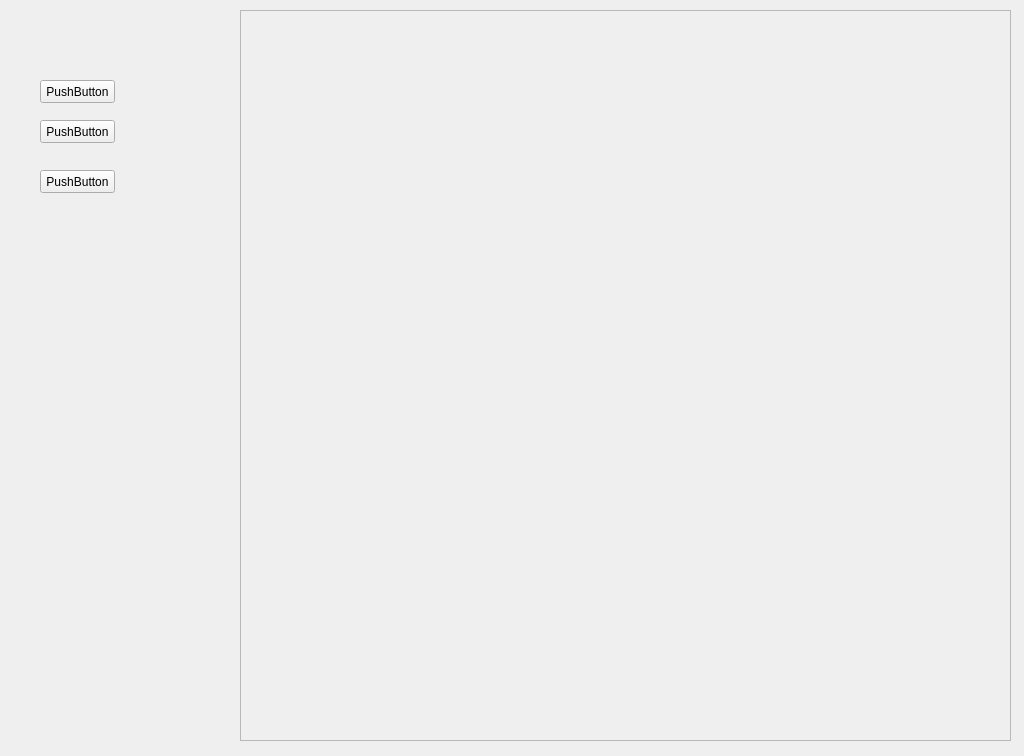
This is mainwindow.ui in krzych/PingPongTM as Qt 5 draws it before an edit. The edited form follows.
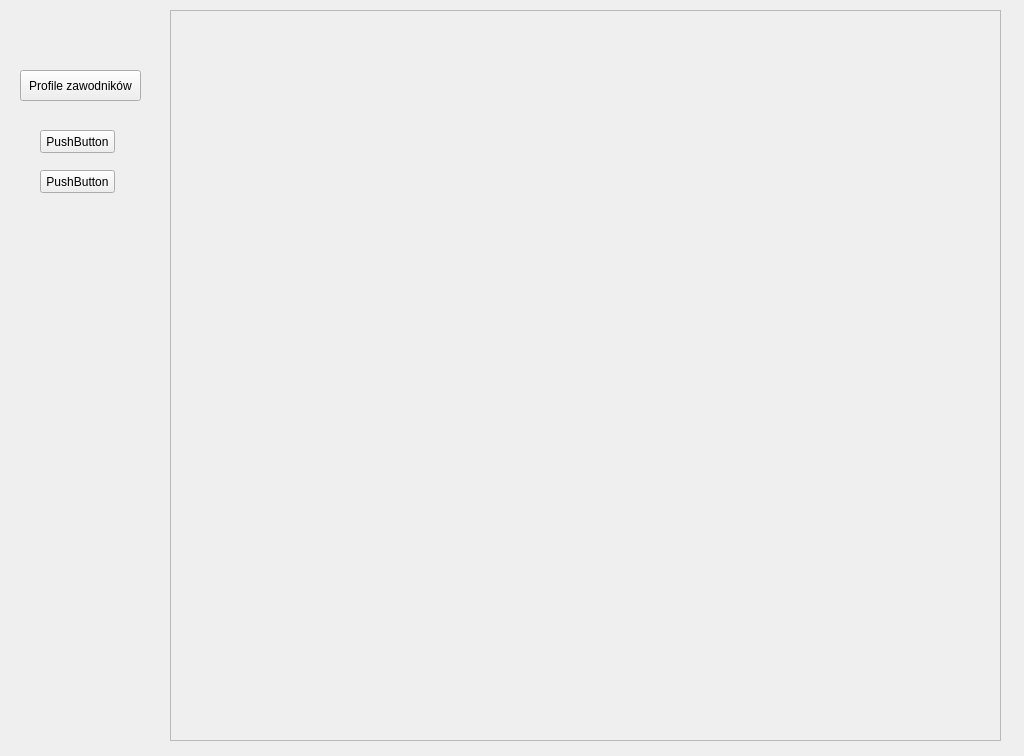
This is the edited form.

Commit message:
Profile Management
Dodanie opcji zarządzania profilami zawodników  - wersja testowa

Diff of the .ui file:
```diff
--- a/mainwindow.ui
+++ b/mainwindow.ui
@@ -35,21 +35,27 @@
    <widget class="QPushButton" name="pushButton">
     <property name="geometry">
      <rect>
-      <x>40</x>
-      <y>80</y>
-      <width>75</width>
-      <height>23</height>
+      <x>20</x>
+      <y>70</y>
+      <width>121</width>
+      <height>31</height>
      </rect>
     </property>
     <property name="text">
-     <string>PushButton</string>
+     <string>Profile zawodników</string>
+    </property>
+    <property name="autoRepeat">
+     <bool>false</bool>
+    </property>
+    <property name="autoExclusive">
+     <bool>false</bool>
     </property>
    </widget>
    <widget class="QPushButton" name="pushButton_2">
     <property name="geometry">
      <rect>
       <x>40</x>
-      <y>120</y>
+      <y>130</y>
       <width>75</width>
       <height>23</height>
      </rect>
@@ -74,9 +80,9 @@
    <widget class="QFrame" name="mainFrame">
     <property name="geometry">
      <rect>
-      <x>240</x>
+      <x>170</x>
       <y>10</y>
-      <width>771</width>
+      <width>831</width>
       <height>731</height>
      </rect>
     </property>
```
Left out of the diff: 2 changed lines with no effect on the pictures. The commit also changes 11 other files.
